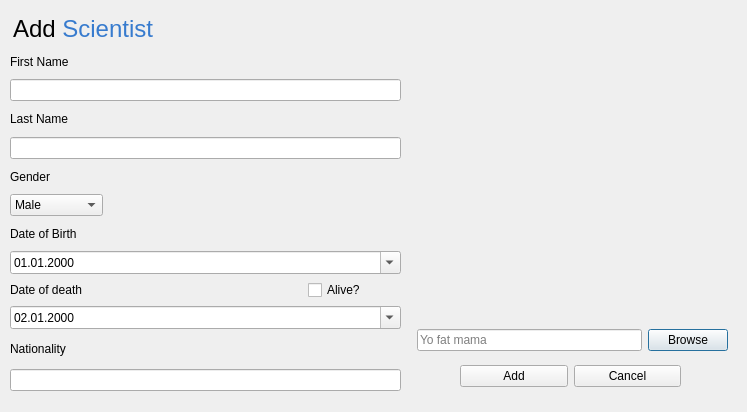
Before: the Qt Designer form ui/scientistdialog.ui in VLN-H7/Skil3, drawn with Qt 5.
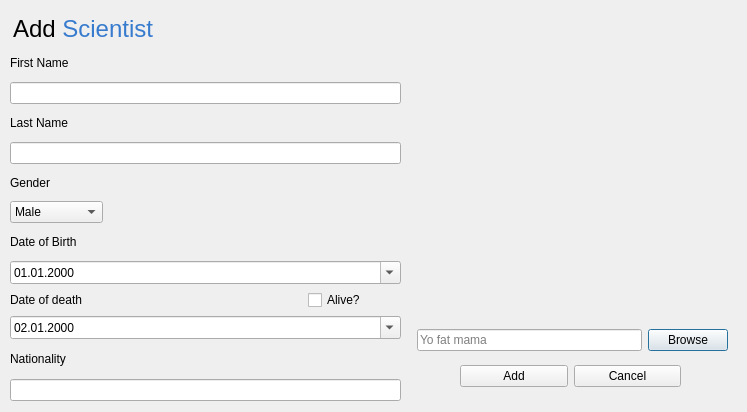
After: the same form once the commit is applied.

Commit message: Birth and death date validation and ui size change

What changed in the file:
```diff
--- a/ui/scientistdialog.ui
+++ b/ui/scientistdialog.ui
@@ -12,8 +12,8 @@
   </property>
   <property name="minimumSize">
    <size>
-    <width>400</width>
-    <height>320</height>
+    <width>730</width>
+    <height>410</height>
    </size>
   </property>
   <property name="windowTitle">
@@ -38,7 +38,7 @@
      <x>10</x>
      <y>50</y>
      <width>391</width>
-     <height>341</height>
+     <height>351</height>
     </rect>
    </property>
    <layout class="QGridLayout" name="gridLayout">
@@ -184,6 +184,13 @@
       </property>
      </widget>
     </item>
+    <item row="7" column="2" colspan="2">
+     <widget class="QLabel" name="label_age_error">
+      <property name="text">
+       <string/>
+      </property>
+     </widget>
+    </item>
    </layout>
   </widget>
   <widget class="QWidget" name="layoutWidget">
```
The commit also changes 2 other files.
